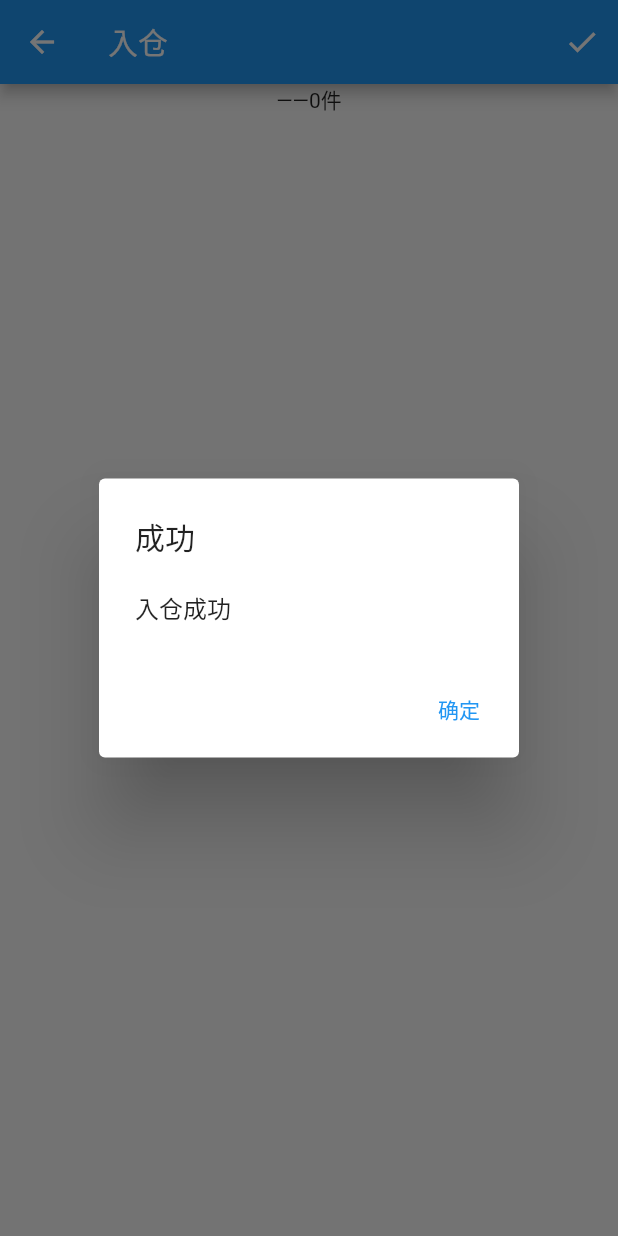
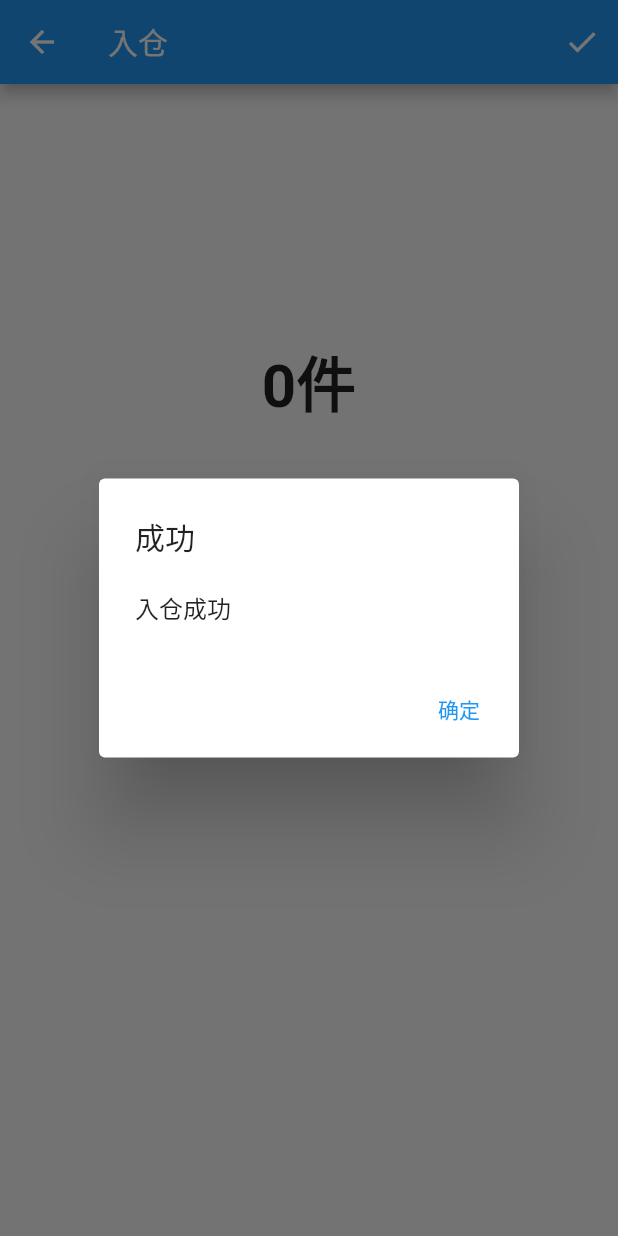
Before and after one commit to HowsonLiu/smc_piecework, a Flutter app: the Enter2Page screen opened directly with empty values, after a tap on the "check" icon, on a phone screen of 412 x 824 dp. Run offline on Flutter 3.47's test engine with Material 2 defaults, Android fonts, the phone set to English and light mode, and no system bars; our stand-ins replace csv, file_picker, shared_preferences, sqflite; accounts and stored records are empty.

Commit message:
+ beauty enter 2 page

```diff
--- a/lib/manager/job_manager.dart
+++ b/lib/manager/job_manager.dart
@@ -22,6 +22,11 @@ class JobManager {
 
   clearDataBase() async {
     await _dbHelper.clear();
+  }
+
+  addJob(Job job) {
+    _jobs.add(job);
+    _dbHelper.insert(job);
   }
 
   addJobs(List<Job> jobs) {
--- a/lib/model/job.dart
+++ b/lib/model/job.dart
@@ -18,6 +18,16 @@ class Job {
       required this.price,
       required this.valid});
 
+  Job.fromTempJob(
+      {required TempJob tempJob, required this.ticket, required this.valid}) {
+    period = tempJob.period;
+    worker = tempJob.worker;
+    artifacts = tempJob.artifacts;
+    process = tempJob.process;
+    price = tempJob.price;
+    count = tempJob.count;
+  }
+
   Map<String, dynamic> toMap() {
     return {
       'ticket': ticket?.millisecondsSinceEpoch,
@@ -36,3 +46,22 @@ class Job {
     return "$worker($count)";
   }
 }
+
+// the job hasn't record
+class TempJob {
+  String period = "";
+  String worker = "";
+  String artifacts = "";
+  String process = "";
+  double price = 0;
+  int count = 0;
+
+  TempJob({
+    required this.period,
+    required this.worker,
+    required this.artifacts,
+    required this.process,
+    required this.price,
+    required this.count,
+  });
+}
--- a/lib/ui/enter2_page.dart
+++ b/lib/ui/enter2_page.dart
@@ -1,5 +1,3 @@
-import 'dart:io';
-
 import 'package:flutter/material.dart';
 import 'package:smc_piecework/manager/job_manager.dart';
 import 'package:smc_piecework/model/artifacts.dart';
@@ -19,48 +17,33 @@ class Enter2Page extends StatefulWidget {
 }
 
 class _Enter2PageState extends State<Enter2Page> {
-  final Map<ArtifactsProcess, List<Job>> _jobs = {};
+  final Map<ArtifactsProcess, List<TempJob>> _tempJobs = {};
 
   @override
   void initState() {
     super.initState();
-    _jobs.clear();
+    _tempJobs.clear();
   }
 
   @override
   Widget build(BuildContext context) {
     return Scaffold(
-      appBar: AppBar(
-        title: const Text("入仓"),
-        actions: [
-          IconButton(onPressed: _finish, icon: const Icon(Icons.check))
-        ],
-      ),
-      body: SingleChildScrollView(
-        child: Column(
-          children: [
-            Text('${widget.arti.name}——${widget.count}件'),
-            ListView.builder(
-              itemBuilder: (context, index) {
-                var processes = widget.arti.processes;
-                var jobList = _jobs[processes[index]];
-                return ListTile(
-                  leading: Text(processes[index].processIndex.toString()),
-                  title: Text(processes[index].processName),
-                  subtitle: Text(_getSubTitleText(jobList)),
-                  trailing: Icon(_jobs[processes[index]]?.isNotEmpty ?? false
-                      ? Icons.check
-                      : null),
-                  onTap: () => _onProcessEdited(processes[index]),
-                );
-              },
-              itemCount: widget.arti.processes.length,
-              shrinkWrap: true,
-            ),
+        appBar: AppBar(
+          title: const Text("入仓"),
+          actions: [
+            IconButton(onPressed: _finish, icon: const Icon(Icons.check))
           ],
         ),
-      ),
-    );
+        body: Container(
+            margin: const EdgeInsets.only(left: 50, right: 50, top: 50),
+            child: Column(children: [
+              _buildArtifactsTitle(),
+              _buildCountTitle(),
+              const SizedBox(
+                height: 30,
+              ),
+              _buildListView(),
+            ])));
   }
 
   _onProcessEdited(ArtifactsProcess process) async {
@@ -72,19 +55,14 @@ class _Enter2PageState extends State<Enter2Page> {
 
     if (res != null) {
       setState(() {
-        _jobs[process] = res;
+        _tempJobs[process] = res;
       });
     }
   }
 
-  _getSubTitleText(List<Job>? jobs) {
-    if (jobs?.isEmpty ?? true) return '未设置';
-    return jobs?.join(', ');
-  }
-
   _checkValid() {
     bool res = true;
-    _jobs.forEach((key, value) {
+    _tempJobs.forEach((key, value) {
       if (value.isEmpty) res = false;
     });
     return res;
@@ -96,14 +74,73 @@ class _Enter2PageState extends State<Enter2Page> {
     } else {
       // todo double check
       DateTime enterTime = DateTime.now();
-      _jobs.forEach((key, value) {
+      _tempJobs.forEach((key, value) {
         for (var element in value) {
-          element.ticket = enterTime;
+          Job j =
+              Job.fromTempJob(tempJob: element, ticket: enterTime, valid: 1);
+          JobManager.instance.addJob(j);
         }
-        JobManager.instance.addJobs(value);
       });
       await showMessageDialog(context, '成功', '入仓成功');
       Navigator.of(context).popUntil((route) => route.isFirst);
     }
   }
+
+  Widget _buildArtifactsTitle() {
+    return Container(
+        margin: const EdgeInsets.all(20),
+        child: Text(
+          widget.arti.name,
+          style: const TextStyle(fontSize: 50, fontWeight: FontWeight.bold),
+        ));
+  }
+
+  Widget _buildCountTitle() {
+    return Container(
+        margin: const EdgeInsets.all(20),
+        child: Text(
+          '${widget.count}件',
+          style: const TextStyle(fontSize: 40, fontWeight: FontWeight.bold),
+        ));
+  }
+
+  Widget _buildListView() {
+    return Expanded(
+        child: ListView.builder(
+      padding: const EdgeInsets.only(left: 70, right: 70),
+      itemBuilder: _buildListItem,
+      itemCount: widget.arti.processes.length,
+    ));
+  }
+
+  Widget _buildListItem(context, index) {
+    var process = widget.arti.processes[index];
+    var jobList = _tempJobs[process] ?? [];
+    var subTitle = List<String>.from(jobList.map((e) {
+      var countStr = e.count == widget.count ? '*' : e.count.toString();
+      return "${e.worker}($countStr)";
+    })).toList().join(', ');
+    return ListTile(
+      leading: Text(
+        process.processIndex.toString(),
+        style: const TextStyle(fontSize: 20),
+      ),
+      title: Text(
+        process.processName,
+        style: const TextStyle(fontSize: 20),
+      ),
+      subtitle: Text(
+        subTitle,
+        style: const TextStyle(fontSize: 15),
+      ),
+      trailing: Icon(
+        _tempJobs[process]?.isNotEmpty ?? false
+            ? Icons.check
+            : Icons.arrow_right,
+        color:
+            _tempJobs[process]?.isNotEmpty ?? false ? Colors.greenAccent : null,
+      ),
+      onTap: () => _onProcessEdited(process),
+    );
+  }
 }
```
Also changed, not shown: lib/ui/enter3_page.dart (+8 -8 lines).
